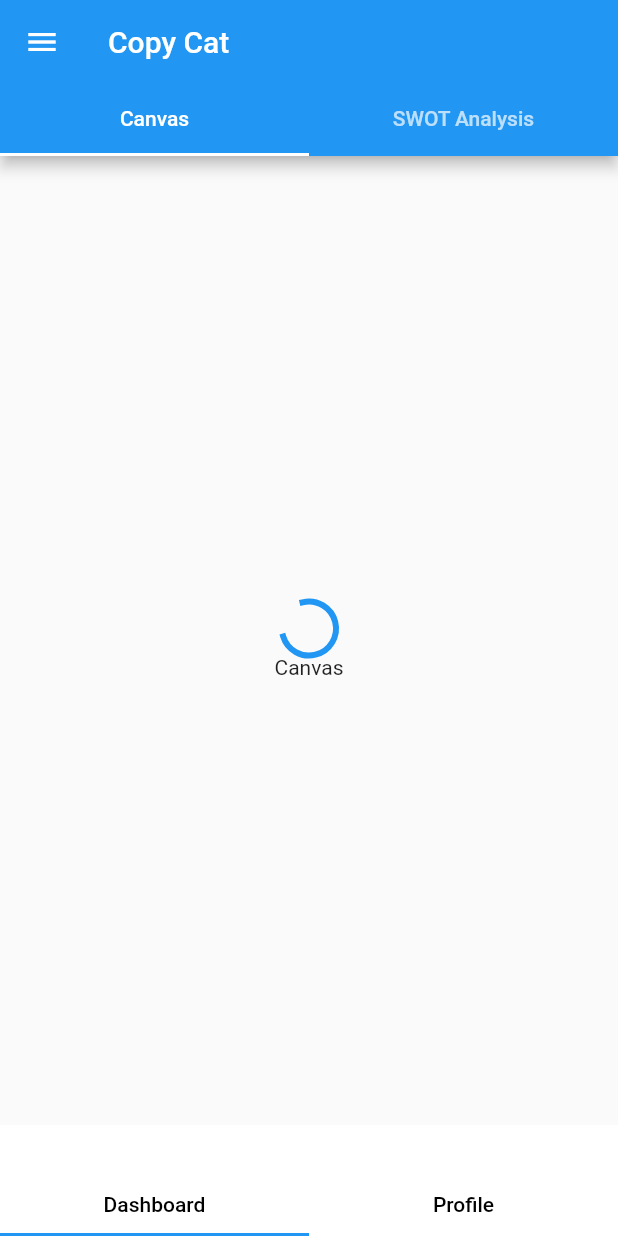
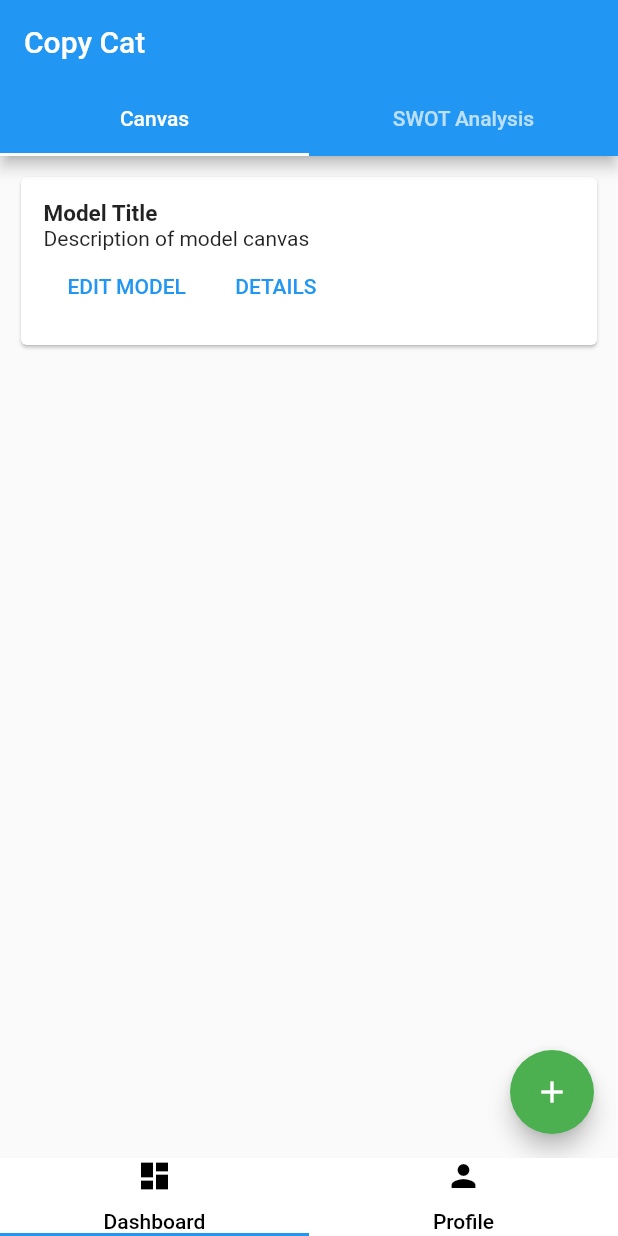
Before and after one commit to ishe19/copy_cat, a Flutter app: the LandingPage screen opened directly, on a phone screen of 412 x 824 dp. Run offline on Flutter 3.47's test engine with Material 2 defaults, Android fonts, the phone set to English and light mode, and no system bars.

Commit message:
second commit

```diff
--- a/lib/main.dart
+++ b/lib/main.dart
@@ -10,7 +10,7 @@ class CopyCat extends StatelessWidget {
     return MaterialApp(
       debugShowCheckedModeBanner: false,
       title: "Business Manager Copy",
-      home: Dashboard(),
+      home: LandingPage(),
     );
   }
 }
--- a/lib/ui/canvas_home.dart
+++ b/lib/ui/canvas_home.dart
@@ -1,4 +1,5 @@
 import 'package:flutter/material.dart';
+import 'utils/uidata.dart';
 
 
 class CanvasHome extends StatelessWidget {
@@ -6,14 +7,61 @@ class CanvasHome extends StatelessWidget {
   Widget build(BuildContext context) {
     return Container(
       child: Center(
-        child: Column(
-          mainAxisAlignment: MainAxisAlignment.center,
+        child: ListView(
           children: <Widget>[
-            CircularProgressIndicator(),
-            Text("Canvas")
+            canvasCard(),
           ],
         )
       ),
     );
   }
 }
+
+// This will be the card that will be generated every time the user taps the floating action button
+// and enters their canvas name.
+
+Widget canvasCard(){
+  return Padding(
+    padding: const EdgeInsets.all(10),
+    child:Card(
+      child: Padding(
+        padding: const EdgeInsets.all(15.0),
+        child: Container(
+         child: Column(
+          children: <Widget>[
+            Row(
+              children: <Widget>[
+                Text("Model Title", style: TextStyle(fontWeight: FontWeight.bold, fontSize: 15),)
+              ],
+            ),
+            Row(
+              children: <Widget>[
+                Text("Description of model canvas")
+              ],
+            ),
+            Row(
+              children: <Widget>[
+                FlatButton(
+  //                splashColor: Colors.grey,
+                  color: Colors.white,
+                  child: Text("EDIT MODEL", style: TextStyle(color: Uidata.primaryColor),),
+                  onPressed: (){
+
+                  },
+                ),
+                FlatButton(
+                  color: Colors.white,
+                  child: Text("DETAILS", style: TextStyle(color: Uidata.primaryColor),),
+                  onPressed: (){
+
+                  },
+                ),
+              ],
+            )
+          ],
+        ),
+      ),
+    )
+    )
+  );
+}
--- a/lib/ui/dashboard.dart
+++ b/lib/ui/dashboard.dart
@@ -1,3 +1,5 @@
+import 'package:copy_cat/ui/landing_page.dart';
+import 'package:copy_cat/ui/pages/new_model.dart';
 import 'package:flutter/material.dart';
 import 'swot_home.dart' as swot;
 import 'canvas_home.dart' as canvas;
@@ -26,11 +28,24 @@ class _DashboardState extends State<Dashboard> with SingleTickerProviderStateMix
     super.dispose();
   }
 
+  void checkTab(){
+    if(inAppTabController == 1){
+
+    }
+  }
+
 
   @override
   Widget build(BuildContext context) {
     return Scaffold(
-      drawer: SideDrawer(),
+//      drawer: SideDrawer(),
+      floatingActionButton: FloatingActionButton(
+        child: Icon(Icons.add),
+        backgroundColor: Colors.green,
+        onPressed: (){
+          Navigator.push(context, MaterialPageRoute(builder: (context) => NewModel()));
+        },
+      ),
       appBar: AppBar(
         title: Text("Copy Cat"),
         bottom: TabBar(
--- a/lib/ui/landing_page.dart
+++ b/lib/ui/landing_page.dart
@@ -26,22 +26,25 @@ class _LandingPageState extends State<LandingPage> with SingleTickerProviderStat
   @override
   Widget build(BuildContext context) {
     return Scaffold(
-      bottomNavigationBar: Material(
+      bottomNavigationBar: SizedBox(
+        height: 52,
+        child: Material(
             color: Colors.white,
             child: TabBar(
               controller: tabController,
               tabs: <Widget>[
 
                 Tab(
-                icon: Icon(Icons.dashboard),
+                  icon: Icon(Icons.dashboard, color: Colors.black,),
                   child: Text("Dashboard", style: TextStyle(color: Colors.black,)),
                 ),
                 Tab(
-                icon: Icon(Icons.person),
+                  icon: Icon(Icons.person, color: Colors.black,),
                   child: Text("Profile", style: TextStyle(color: Colors.black,),),
                 ),
               ],
             )
+        ),
       ),
       body: TabBarView(
       controller: tabController,
--- a/lib/ui/utils/drawer.dart
+++ b/lib/ui/utils/drawer.dart
@@ -26,7 +26,6 @@ class _SideDrawerState extends State<SideDrawer> {
                 UserAccountsDrawerHeader(
                   accountEmail: Text("Email"),
                   accountName: Text("Username"),
-//                  accountName: Text("UserName"),
                   currentAccountPicture: GestureDetector(
                     child: CircleAvatar(
                       backgroundColor: Colors.white,
@@ -63,13 +62,12 @@ class _SideDrawerState extends State<SideDrawer> {
                   leading: Icon(Icons.exit_to_app, color: Uidata.primaryColor,),
                   onTap: () {
                   },
-
                 ),
               ],
             ),
           )
         ],
       ),
-    );;
+    );
   }
 }
```
Also changed, not shown: lib/ui/pages/new_model.dart (added, +140 -0 lines). Lines whose indentation alone changed are shown as unchanged.
